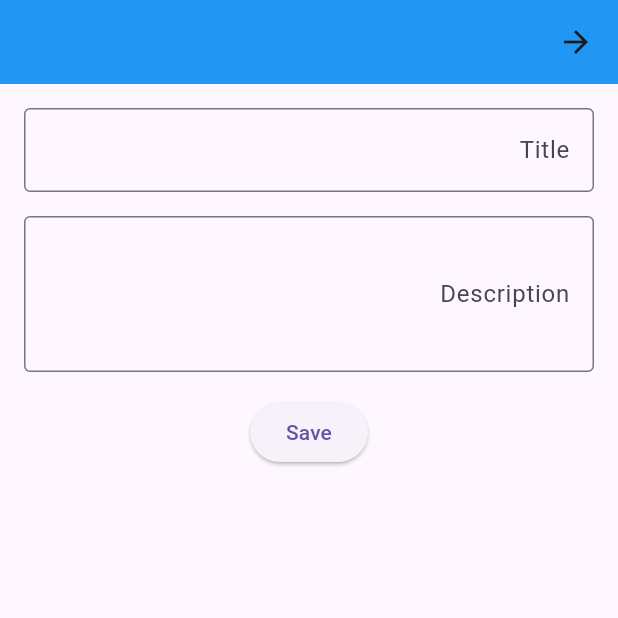
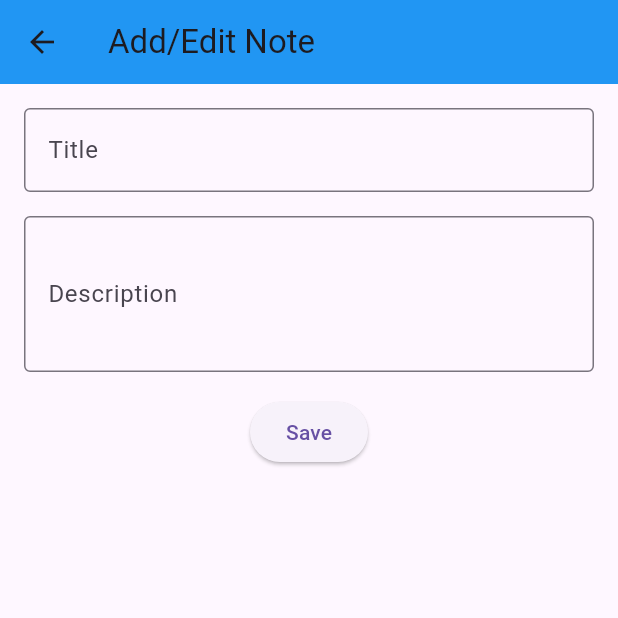
Before and after one commit to junaidCodes/note_app, a Flutter app: the screen it shows after launch, after a tap on the "add" icon, on a phone screen of 412 x 824 dp, the top half of it. Run offline on Flutter 3.47's test engine with Material 3 defaults, Android fonts, the phone set to English and light mode, and no system bars; our stand-ins replace google_fonts, sqflite; accounts and stored records are empty; generated files the repository leaves out were written again; Roboto replaces fonts that are missing (jm).

Commit message:
implemented localization

```diff
--- a/lib/add_note.dart
+++ b/lib/add_note.dart
@@ -1,8 +1,10 @@
 
 
 import 'package:flutter/material.dart';
+import 'package:google_fonts/google_fonts.dart';
 import 'db_helper.dart';
 import 'home_screen.dart';
+import 'package:flutter_gen/gen_l10n/app_localizations.dart';
 
 class NoteScreen extends StatefulWidget {
   String? title;
@@ -35,9 +37,9 @@ class _NoteScreenState extends State<NoteScreen> {
 
   void saveAndupdate() {
     if (widget.id == null) {
-      appbarTitle = "Add Note";
+
       dbHelper.insertNote(titleController.text, descriptionController.text).then((onValue) {
-        ScaffoldMessenger.of(context).showSnackBar(SnackBar(content: Text("Notes Added Successfully")));
+        ScaffoldMessenger.of(context).showSnackBar(SnackBar(content: Text(AppLocalizations.of(context)!.notes_added)));
         titleController.clear();
         descriptionController.clear();
         Navigator.pushReplacement(
@@ -45,18 +47,18 @@ class _NoteScreenState extends State<NoteScreen> {
           MaterialPageRoute(builder: (context) => HomeScreen(toggleTheme: widget.toggleTheme)),
         );
       }).catchError((onError) {
-        ScaffoldMessenger.of(context).showSnackBar(SnackBar(content: Text("Insertion Failed $onError")));
+        ScaffoldMessenger.of(context).showSnackBar(SnackBar(content: Text("${AppLocalizations.of(context)!.insertion_failed} $onError")));
       });
     } else {
-      appbarTitle = "Update Note";
+
       dbHelper.updateNotes(titleController.text, descriptionController.text, widget.id!).then((onValue) {
-        ScaffoldMessenger.of(context).showSnackBar(SnackBar(content: Text("Notes Updated Successfully")));
+        ScaffoldMessenger.of(context).showSnackBar(SnackBar(content: Text(AppLocalizations.of(context)!.notes_updated)));
         Navigator.pushReplacement(
           context,
           MaterialPageRoute(builder: (context) => HomeScreen(toggleTheme: widget.toggleTheme)),
         );
       }).catchError((onError) {
-        ScaffoldMessenger.of(context).showSnackBar(SnackBar(content: Text("Updation Failed $onError")));
+        ScaffoldMessenger.of(context).showSnackBar(SnackBar(content: Text("${AppLocalizations.of(context)!.updation_failed} $onError")));
       });
     }
   }
@@ -66,7 +68,7 @@ class _NoteScreenState extends State<NoteScreen> {
     return Scaffold(
       appBar: AppBar(
         backgroundColor: Colors.blue,
-        title: Text(appbarTitle),
+        title: Text(AppLocalizations.of(context)!.appbar_title),
       ),
       body: SingleChildScrollView(
         child: FutureBuilder(
@@ -79,8 +81,8 @@ class _NoteScreenState extends State<NoteScreen> {
                   children: [
                     TextField(
                       controller: titleController,
-                      decoration: const InputDecoration(
-                        labelText: 'Title',
+                      decoration:  InputDecoration(
+                        labelText: AppLocalizations.of(context)!.title,
                         border: OutlineInputBorder(),
                       ),
                     ),
@@ -89,8 +91,8 @@ class _NoteScreenState extends State<NoteScreen> {
                       controller: descriptionController,
                       minLines: 3,
                       maxLines: 10,
-                      decoration: const InputDecoration(
-                        labelText: 'Description',
+                      decoration:  InputDecoration(
+                        labelText: AppLocalizations.of(context)!.description,
                         border: OutlineInputBorder(),
                       ),
                     ),
@@ -101,13 +103,14 @@ class _NoteScreenState extends State<NoteScreen> {
                         String description = descriptionController.text.trim();
                         if (title.isEmpty || description.isEmpty) {
                           ScaffoldMessenger.of(context).showSnackBar(
-                            const SnackBar(content: Text('Title and description cannot be empty.')),
+                             SnackBar(content: Text('Title and description cannot be empty.',)),
                           );
                           return;
                         }
                         saveAndupdate();
                       },
-                      child: const Text("Save"),
+
+                      child:  Text(AppLocalizations.of(context)!.save),
                     ),
                   ],
                 ),
--- /dev/null
+++ b/lib/controller/language_provider.dart
@@ -0,0 +1,13 @@
+import 'package:flutter/cupertino.dart';
+
+
+class LanguageProvider extends ChangeNotifier {
+  Locale? langLocale;
+
+  void changeLang(Locale locale)  {
+
+    langLocale = locale ;
+
+    notifyListeners();
+  }
+}
--- a/lib/db_helper.dart
+++ b/lib/db_helper.dart
@@ -1,5 +1,3 @@
-
-
 
 import 'dart:io';
 import 'package:intl/intl.dart';
--- /dev/null
+++ b/lib/language_provider.dart
@@ -0,0 +1,8 @@
+import 'package:flutter/cupertino.dart';
+
+class LanguageProvider extends ChangeNotifier{
+
+
+
+
+}
--- a/lib/main.dart
+++ b/lib/main.dart
@@ -1,13 +1,29 @@
+
+import 'dart:ui';
 
 import 'package:flutter/material.dart';
+import 'controller/language_provider.dart';
 import 'db_helper.dart';
 import 'add_note.dart';
 import 'home_screen.dart';
 import 'package:flutter_localizations/flutter_localizations.dart';
 import 'package:flutter_gen/gen_l10n/app_localizations.dart';
+import 'package:provider/provider.dart';
+import 'package:google_fonts/google_fonts.dart';
+
+
 
 void main() {
-  runApp(MyApp());
+  runApp(
+    /// Providers are above [MyApp] instead of inside it, so that tests
+    /// can use [MyApp] while mocking the providers
+    MultiProvider(
+      providers: [
+        ChangeNotifierProvider(create: (_) => LanguageProvider()),
+      ],
+      child:   MyApp(),
+    ),
+  );
 }
 
 class MyApp extends StatefulWidget {
@@ -34,9 +50,12 @@ class _MyAppState extends State<MyApp> {
 
   @override
   Widget build(BuildContext context) {
+    Locale myLocale = window.locale;
+    // PlatformDispatcher.instance.onLocaleChanged = rebuildOnLocaleChange();
 
+    return Consumer<LanguageProvider>(builder: (context, provider, child){
       return MaterialApp(
-      locale: const Locale('ur'),
+        locale: provider.langLocale,
         localizationsDelegates: const [
           AppLocalizations.delegate, // Add this line
           GlobalMaterialLocalizations.delegate,
@@ -44,15 +63,18 @@ class _MyAppState extends State<MyApp> {
           GlobalCupertinoLocalizations.delegate,
         ],
         supportedLocales: [
-        // Locale('en'), // English
-        Locale('ur'), // Spanish
+          Locale('en'),
+          Locale('ur'),
         ],
 
-      theme: ThemeData.light(),
+        theme: ThemeData(fontFamily: myLocale.languageCode == 'ur' ? "jm" : "jm" ),
         darkTheme: ThemeData.dark(),
         themeMode: _themeMode,
         home: HomeScreen(toggleTheme: toggleTheme),
       );
+    });
+
+
   }
    void localInitialization(){
 
```
Also changed, not shown: lib/home_screen.dart (+26 -0 lines), lib/l10n/app_en.arb (+10 -1 lines), lib/l10n/app_ur.arb (+12 -1 lines), pubspec.yaml (+6 -4 lines), fonts/Gupter-Bold.ttf (added), pubspec.lock, 2 other files. Lines whose indentation alone changed are shown as unchanged.
